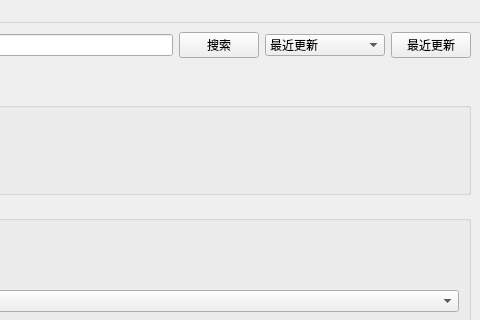
Before: the Qt Designer form src/DownloadIntegrator.ui in Sqhh99/DownloadIntegrator, drawn with Qt 5; both pictures show x 720 to 1200 and y 0 to 320 of the 1200 by 800 pixel window.
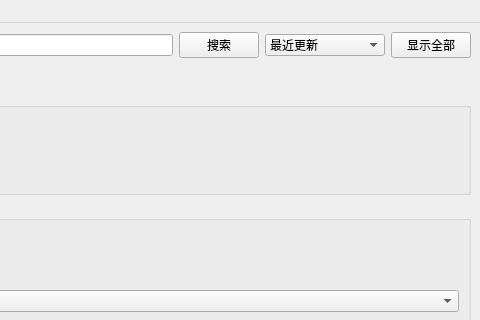
After: the same form once the commit is applied. Icons and pictures are not drawn.

Commit message:
feat: 实现搜索后回到初始修改器列表功能
 - 添加搜索框清除时自动显示初始列表功能

 - 重新启用并重命名刷新按钮为'显示全部'

 - 更新按钮工具提示为'清除搜索结果，显示所有最新修改器列表'

 - 提供两种方式回到初始列表：清除搜索框或点击显示全部按钮

 - 改善用户体验，解决搜索后无法回到初始界面的问题

 Refs #2

```diff
--- a/src/DownloadIntegrator.ui
+++ b/src/DownloadIntegrator.ui
@@ -69,7 +69,7 @@
          <string>从网站获取最新修改器列表</string>
         </property>
         <property name="text">
-         <string>最近更新</string>
+         <string>显示全部</string>
         </property>
         <property name="icon">
          <iconset resource="../resources/resources.qrc">
```
Left out of the diff: 14 changed lines with no effect on the pictures. The commit also changes 1 other file.
